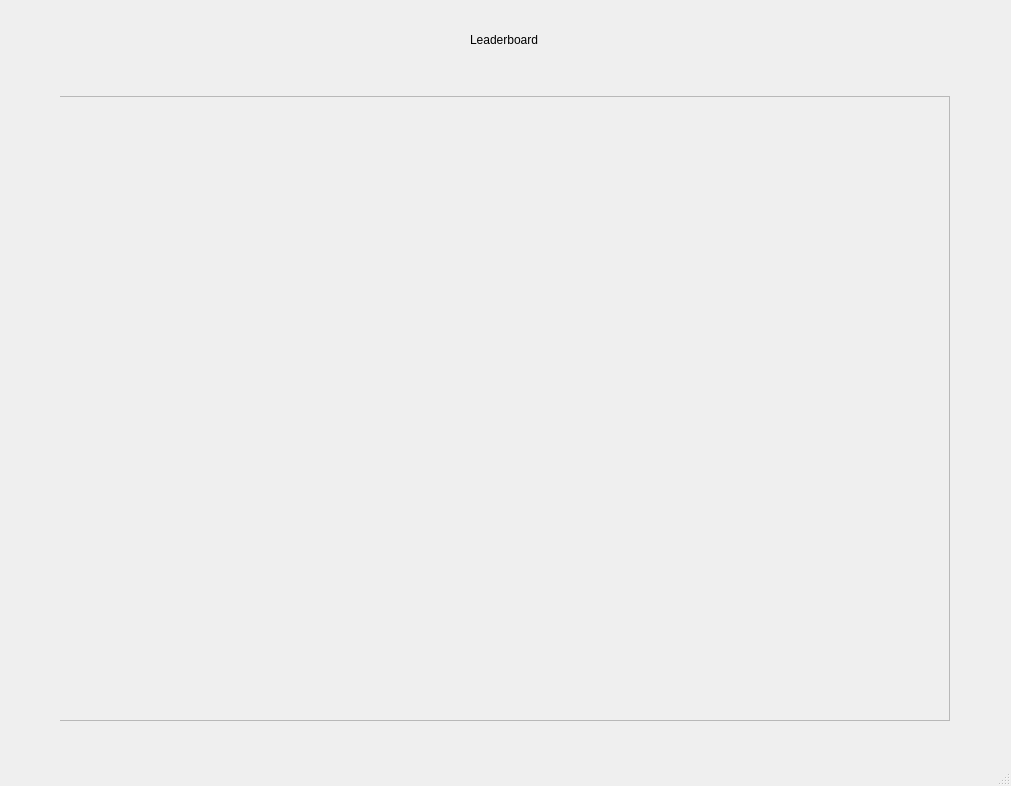
The window that window.ui (dubliyu/triviagame) describes before a commit, drawn with Qt 5.
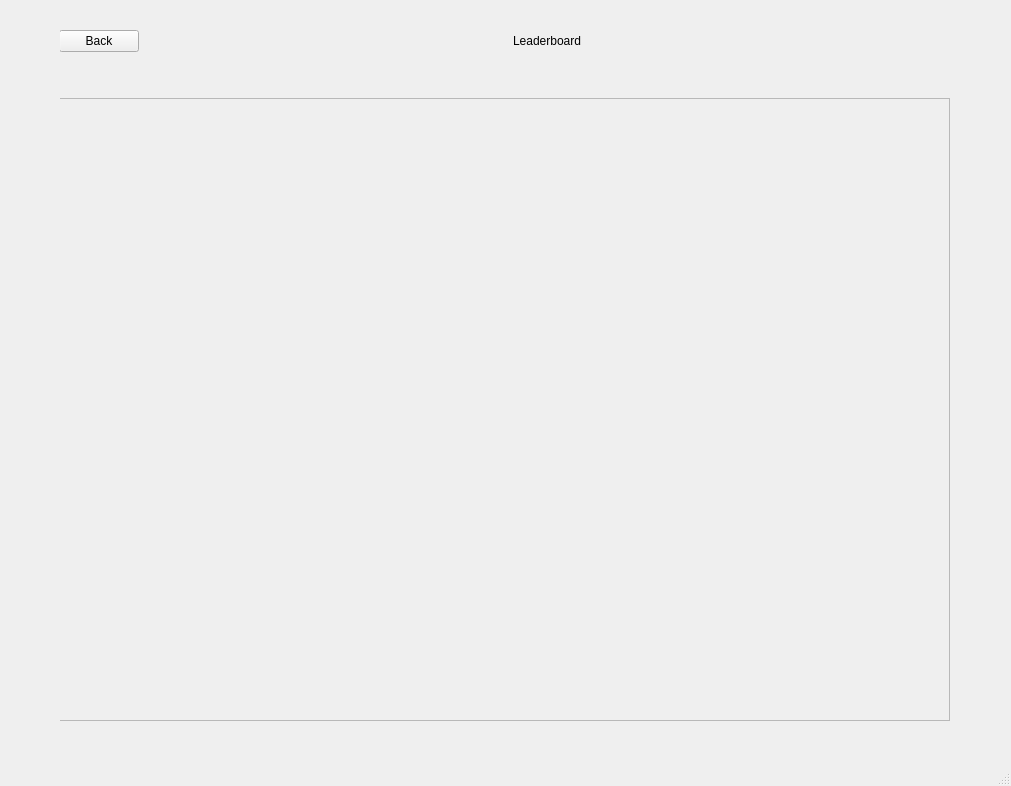
The same window after the commit. The open tabs and pages were chosen to show the change.

```diff
--- a/window.ui
+++ b/window.ui
@@ -1030,6 +1030,13 @@
       <layout class="QVBoxLayout" name="verticalLayout_7">
        <item>
         <layout class="QHBoxLayout" name="horizontalLayout_12">
+         <item>
+          <widget class="QPushButton" name="pushButton_19">
+           <property name="text">
+            <string>Back</string>
+           </property>
+          </widget>
+         </item>
          <item>
           <spacer name="horizontalSpacer_14">
            <property name="orientation">
@@ -1092,7 +1099,7 @@
             <x>0</x>
             <y>0</y>
             <width>887</width>
-            <height>613</height>
+            <height>610</height>
            </rect>
           </property>
          </widget>
```
Left out of the diff: 22 changed lines with no effect on the pictures.
